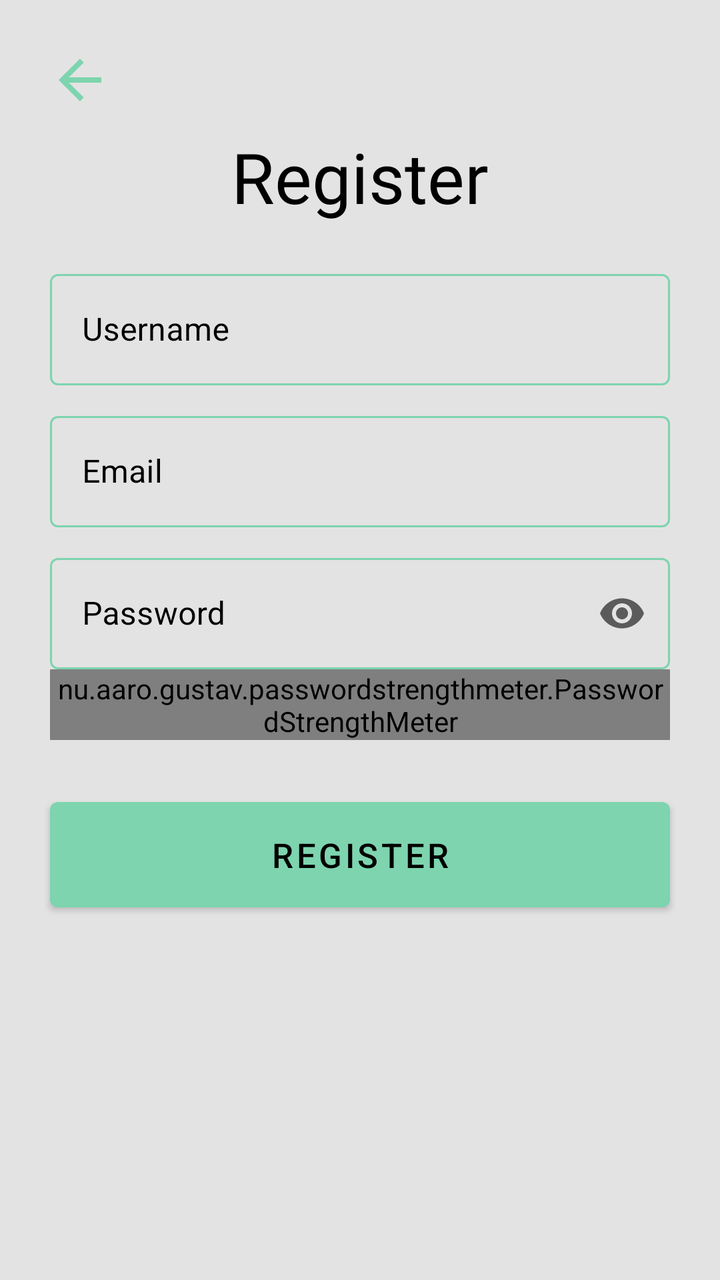
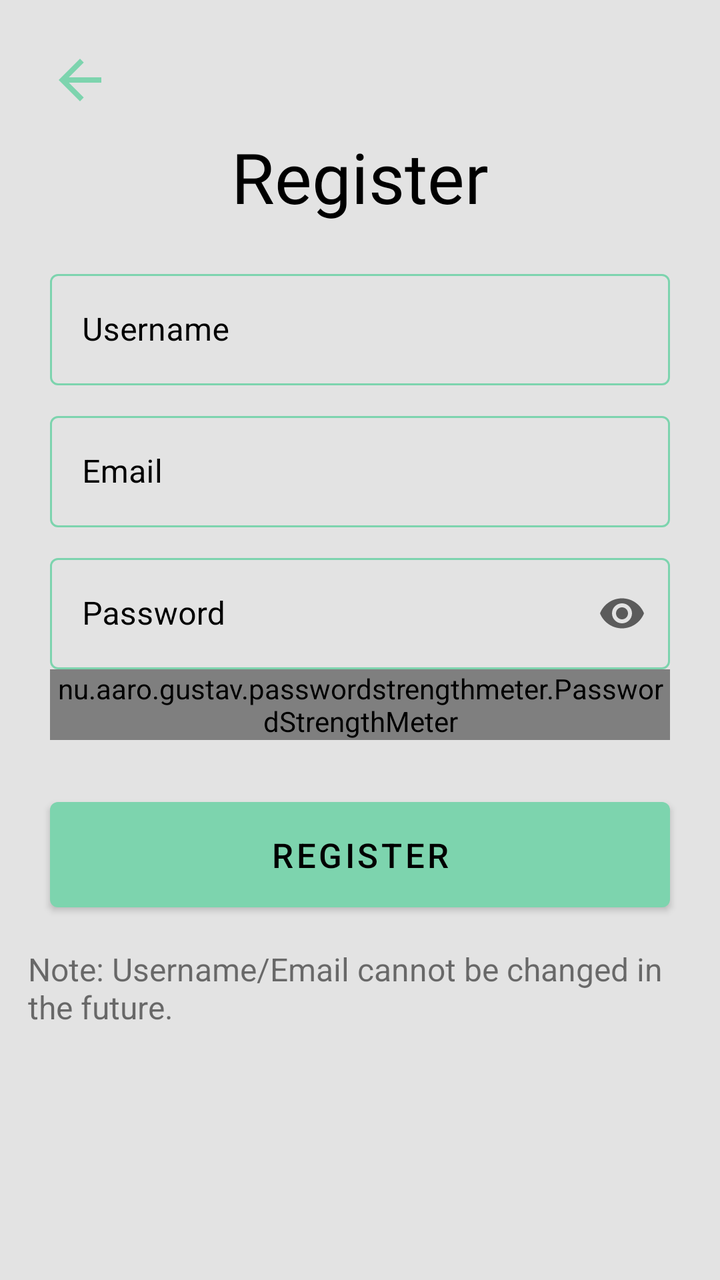

Two renders of the same Android screen: before a commit and after it. Below are the layout's source before the change and the commit's diff.
<!-- AndroidManifest.xml: activity theme Theme.Persep -->
<!-- res/layout/activity_register.xml -->
<?xml version="1.0" encoding="utf-8"?>
<androidx.constraintlayout.widget.ConstraintLayout xmlns:android="http://schemas.android.com/apk/res/android"
    xmlns:app="http://schemas.android.com/apk/res-auto"
    android:layout_width="match_parent"
    android:layout_height="match_parent"
    xmlns:tools="http://schemas.android.com/tools"
    tools:context="com.perception.persep.activities.RegisterActivity">

    <com.google.android.material.button.MaterialButton
        android:id="@+id/button_back_register"
        style="@style/Theme.Persep.IconButton"
        app:icon="@drawable/ic_baseline_arrow_back"
        app:layout_constraintTop_toTopOf="parent"
        app:layout_constraintLeft_toLeftOf="parent"
        android:layout_marginTop="15dp"
        android:layout_marginStart="15dp" />

    <TextView
        android:id="@+id/register_activity_title"
        android:layout_width="wrap_content"
        android:layout_height="wrap_content"
        android:layout_gravity="center|left"
        android:fontFamily="@font/lora_bold"
        android:gravity="center"
        android:text="@string/register_activity_title_string"
        android:textSize="35sp"
        android:textColor="@color/text_color_on_background"
        app:layout_constraintEnd_toEndOf="parent"
        app:layout_constraintStart_toStartOf="parent"
        app:layout_constraintTop_toBottomOf="@+id/button_back_register"
        tools:ignore="RtlHardcoded" />












    <com.google.android.material.textfield.TextInputLayout
        android:id="@+id/register_usernameTextInputLayout"
        style="@style/Theme.Persep.TextInput"
        android:layout_width="match_parent"
        android:layout_height="wrap_content"
        android:layout_marginLeft="25dp"
        android:layout_marginRight="25dp"
        android:layout_marginTop="20dp"
        app:layout_constraintEnd_toEndOf="parent"
        app:layout_constraintStart_toStartOf="parent"
        app:layout_constraintTop_toBottomOf="@id/register_activity_title">
        <com.google.android.material.textfield.TextInputEditText
            android:layout_width="match_parent"
            android:layout_height="wrap_content"
            android:hint="@string/username_hint_string"
            android:id="@+id/register_input_username"/>
    </com.google.android.material.textfield.TextInputLayout>

    <com.google.android.material.textfield.TextInputLayout
        android:id="@+id/register_emailTextInputLayout"
        style="@style/Theme.Persep.TextInput"
        android:layout_width="match_parent"
        android:layout_height="wrap_content"
        android:layout_marginLeft="25dp"
        android:layout_marginRight="25dp"
        android:layout_marginTop="10dp"
        app:layout_constraintEnd_toEndOf="parent"
        app:layout_constraintStart_toStartOf="parent"
        app:layout_constraintTop_toBottomOf="@id/register_usernameTextInputLayout">
        <com.google.android.material.textfield.TextInputEditText
            android:layout_width="match_parent"
            android:layout_height="wrap_content"
            android:inputType="textEmailAddress"
            android:hint="@string/email_hint_string"
            android:id="@+id/register_input_email" />
    </com.google.android.material.textfield.TextInputLayout>

    <com.google.android.material.textfield.TextInputLayout
        android:id="@+id/register_passwordTextInputLayout"
        style="@style/Theme.Persep.TextInput"
        android:layout_width="match_parent"
        android:layout_height="wrap_content"
        android:layout_marginLeft="25dp"
        android:layout_marginRight="25dp"
        android:layout_marginTop="10dp"
        app:layout_constraintEnd_toEndOf="parent"
        app:layout_constraintStart_toStartOf="parent"
        app:layout_constraintTop_toBottomOf="@id/register_emailTextInputLayout"
        app:endIconMode="password_toggle">
        <com.google.android.material.textfield.TextInputEditText
            android:layout_width="match_parent"
            android:layout_height="wrap_content"
            android:inputType="textPassword"
            android:hint="@string/password_hint_string"
            android:id="@+id/register_input_password" />
    </com.google.android.material.textfield.TextInputLayout>

    <nu.aaro.gustav.passwordstrengthmeter.PasswordStrengthMeter
        app:layout_constraintTop_toBottomOf="@+id/register_passwordTextInputLayout"
        android:layout_width="match_parent"
        android:layout_height="wrap_content"
        android:layout_marginLeft="25dp"
        android:layout_marginRight="25dp"
        android:id="@+id/password_input_meter"
        app:strengthBarHeight="5dp"
        app:animateChanges="true"
        app:showStrengthLabel="true"
        app:showStrengthBar="true"
        app:animationDuration="300"
        app:labelTextSize="15sp"/>

    <com.google.android.material.button.MaterialButton
        android:id="@+id/register_button"
        style="@style/Theme.Persep.Button"
        android:layout_width="match_parent"
        android:layout_height="wrap_content"
        android:layout_marginLeft="25dp"
        android:layout_marginRight="25dp"
        android:layout_marginTop="25dp"
        android:padding="15dp"
        app:layout_constraintTop_toBottomOf="@id/password_input_meter"
        app:layout_constraintEnd_toEndOf="parent"
        app:layout_constraintStart_toStartOf="parent"
        android:text="@string/register_button_string"
        android:textSize="17sp" />

</androidx.constraintlayout.widget.ConstraintLayout>
<!-- resources referenced by this layout -->
<resources>
  <color name="text_color_on_background">@color/black</color>
  <!-- drawable ic_baseline_arrow_back (drawable) -->
  <vector xmlns:android="http://schemas.android.com/apk/res/android"
      android:width="32dp"
      android:height="32dp"
      android:viewportWidth="24"
      android:viewportHeight="24"
      android:tint="?attr/colorControlNormal"
      android:autoMirrored="true">
    <path
        android:fillColor="@color/black"
        android:pathData="M20,11H7.83l5.59,-5.59L12,4l-8,8 8,8 1.41,-1.41L7.83,13H20v-2z"/>
  </vector>
  <string name="email_hint_string">Email</string>
  <string name="password_hint_string">Password</string>
  <string name="register_activity_title_string">Register</string>
  <string name="register_button_string">Register</string>
  <string name="username_hint_string">Username</string>
  <style name="Theme.Persep.Button" parent="Widget.MaterialComponents.Button">
          <item name="backgroundTint">@color/persep_color</item>
          <item name="android:textColor">@color/black</item>
      </style>
  <style name="Theme.Persep.IconButton" parent="Widget.MaterialComponents.Button.TextButton">
          <item name="iconTint">@color/persep_color</item>
          <item name="android:layout_width">50dp</item>
          <item name="android:layout_height">50dp</item>
          <item name="android:insetLeft">0dp</item>
          <item name="android:insetTop">0dp</item>
          <item name="android:insetRight">0dp</item>
          <item name="android:insetBottom">0dp</item>
          <item name="iconGravity">textStart</item>
          <item name="iconPadding">0dp</item>
          <item name="rippleColor">@color/button_ripple_color</item>
      </style>
  <style name="Theme.Persep.TextInput" parent="Widget.MaterialComponents.TextInputLayout.OutlinedBox">
          <item name="boxStrokeColor">@color/text_input_box_stroke_color</item>
          <item name="hintTextColor">@color/text_color_on_background</item>
          <item name="android:textColorHint">@color/text_color_on_background</item>
      </style>
  <style name="Theme.Persep" parent="Theme.MaterialComponents.DayNight.NoActionBar">
          <item name="android:windowBackground">@color/persep_white</item>
          <item name="android:statusBarColor">@android:color/transparent</item>
          <item name="android:windowLightStatusBar">true</item>
          <item name="android:colorControlActivated">@color/persep_color</item>
          <item name="materialAlertDialogTheme">@style/Theme.Persep.DialogAlert</item>
      </style>
  <color name="black">#FF000000</color>
  <color name="persep_color">#7DD4AE</color>
  <color name="button_ripple_color">#A4C5C5C5</color>
  <color name="persep_white">#E3E3E3</color>
  <style name="Theme.Persep.DialogAlert" parent="@style/ThemeOverlay.MaterialComponents.Dialog.Alert">
          <item name="buttonBarPositiveButtonStyle">@style/Theme.Persep.AlertButtonStyle</item>
          <item name="buttonBarNegativeButtonStyle">@style/Theme.Persep.AlertButtonStyle</item>
      </style>
  <style name="Theme.Persep.AlertButtonStyle" parent="Widget.MaterialComponents.Button.TextButton">
          <item name="android:textColor">@color/persep_color</item>
          <item name="rippleColor">@color/button_ripple_color</item>
      </style>
</resources>

<!-- the commit's change to res/layout/activity_register.xml (unified diff, before → after) -->
@@ -127,4 +127,19 @@
         android:text="@string/register_button_string"
         android:textSize="17sp" />
 
+    <TextView
+        android:layout_width="wrap_content"
+        android:layout_height="wrap_content"
+        android:layout_marginLeft="25dp"
+        android:layout_marginRight="25dp"
+        android:layout_marginBottom="15dp"
+        app:layout_constraintTop_toBottomOf="@id/register_button"
+        app:layout_constraintLeft_toLeftOf="parent"
+        app:layout_constraintRight_toRightOf="parent"
+        android:padding="14dp"
+        android:text="Note: Username/Email cannot be changed in the future."
+        android:textSize="16sp"
+        android:textColor="@color/quantum_grey600"
+        android:id="@+id/register_note"/>
+
 </androidx.constraintlayout.widget.ConstraintLayout>
